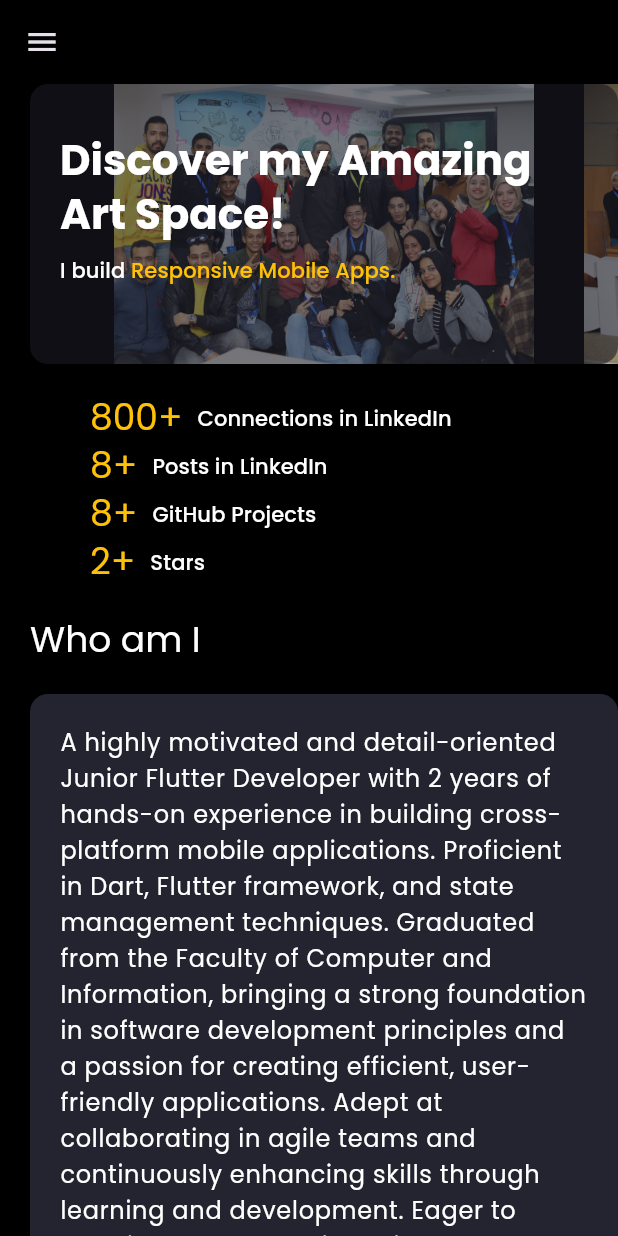
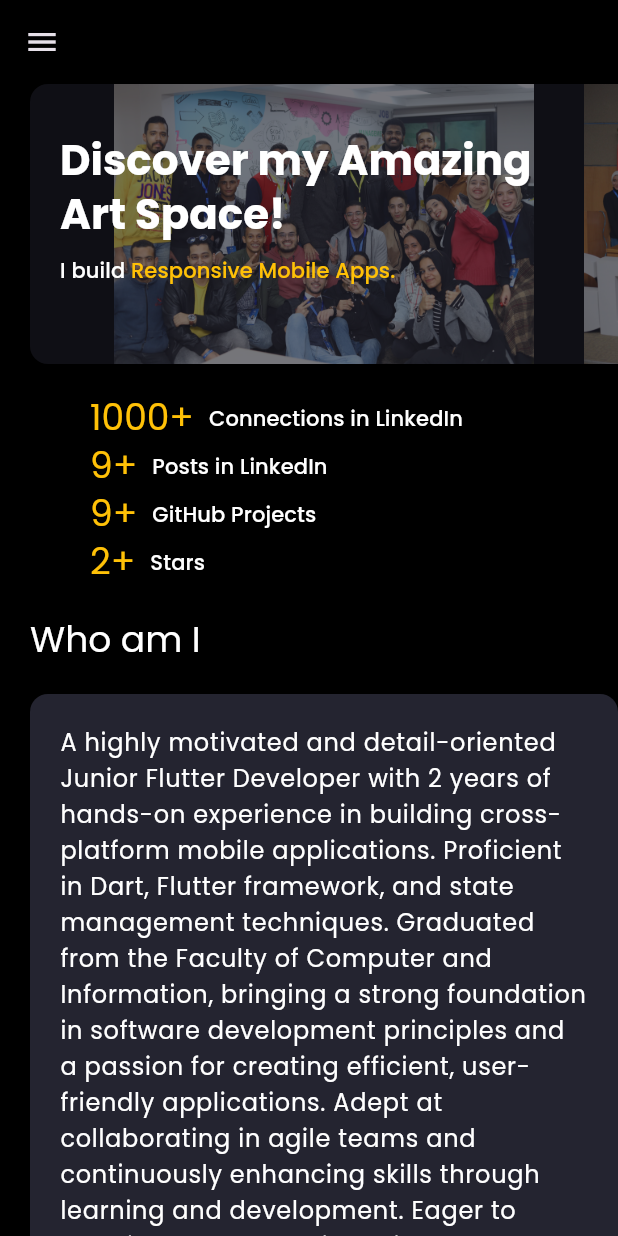
Before and after one commit to abdallhmostafa/Portfolio, a Flutter app: the screen it shows after launch, on a phone screen of 412 x 824 dp. Run offline on Flutter 3.47's test engine with Material 3 defaults, Android fonts, the phone set to English and light mode, and no system bars; drawn by our look-alikes of animated_text_kit, carousel_slider; our stand-ins replace flutter_svg, google_fonts.

Commit message:
chore: update carousel_slider to version 5.0.0 and adjust image fit in sliders

```diff
--- a/lib/screens/leading/heighlights_section/heighlights_section.dart
+++ b/lib/screens/leading/heighlights_section/heighlights_section.dart
@@ -23,14 +23,14 @@ class HighLightsInfo extends StatelessWidget {
                   children: [
                     HeighlightText(
                       counter: AnimatedCounter(
-                        value: 800,
+                        value: 1000,
                         text: "+",
                       ),
                       label: "Connections in LinkedIn",
                     ),
                     HeighlightText(
                       counter: AnimatedCounter(
-                        value: 8,
+                        value: 9,
                         text: "+",
                       ),
                       label: "Posts in LinkedIn",
@@ -43,7 +43,7 @@ class HighLightsInfo extends StatelessWidget {
                   children: [
                     HeighlightText(
                       counter: AnimatedCounter(
-                        value: 8,
+                        value: 9,
                         text: "+",
                       ),
                       label: "GitHub Projects",
@@ -63,21 +63,21 @@ class HighLightsInfo extends StatelessWidget {
               children: [
                 HeighlightText(
                   counter: AnimatedCounter(
-                    value: 800,
+                    value: 1000,
                     text: "+",
                   ),
                   label: "Connections in LinkedIn",
                 ),
                 HeighlightText(
                   counter: AnimatedCounter(
-                    value: 8,
+                    value: 9,
                     text: "+",
                   ),
                   label: "Posts in LinkedIn",
                 ),
                 HeighlightText(
                   counter: AnimatedCounter(
-                    value: 8,
+                    value: 9,
                     text: "+",
                   ),
                   label: "GitHub Projects",
--- a/lib/screens/leading/my_projects_section/widgets/project_card.dart
+++ b/lib/screens/leading/my_projects_section/widgets/project_card.dart
@@ -1,7 +1,6 @@
 import 'package:flutter/material.dart';
 import 'package:portfolio/components/url_luncher.dart';
 import 'package:portfolio/models/project.dart';
-import 'package:portfolio/responsive.dart';
 import 'package:portfolio/screens/leading/my_projects_section/widgets/project_slider_card.dart';
 import 'package:portfolio/theme/app_style.dart';
 
@@ -33,7 +32,6 @@ class ProjectCard extends StatelessWidget {
           const Spacer(),
           SelectableText(
             project.description!,
-            maxLines: Responsive.isMobileLarge(context) ? 3 : 4,
             style: const TextStyle(height: 1.5),
           ),
           const Spacer(),
--- a/lib/screens/leading/my_projects_section/widgets/project_slider_card.dart
+++ b/lib/screens/leading/my_projects_section/widgets/project_slider_card.dart
@@ -28,7 +28,7 @@ class ProjectSliderCard extends StatelessWidget {
           Image.asset(
         projectImage[itemIndex],
         filterQuality: FilterQuality.high,
-        fit: BoxFit.cover,
+        fit: BoxFit.fill,
       ),
     );
   }
--- a/lib/screens/leading/widgets/bg_slider_banner.dart
+++ b/lib/screens/leading/widgets/bg_slider_banner.dart
@@ -1,12 +1,21 @@
 import 'package:flutter/material.dart';
 import 'package:carousel_slider/carousel_slider.dart';
+import 'package:portfolio/constants.dart';
 
 class BgSliderBanner extends StatelessWidget {
   const BgSliderBanner({super.key});
 
   @override
   Widget build(BuildContext context) {
-    return CarouselSlider.builder(
+    return Container(
+      clipBehavior: Clip.antiAlias,
+      decoration: const BoxDecoration(
+        borderRadius: BorderRadius.only(
+          topLeft: Radius.circular(AppConstant.defaultRadius),
+          bottomLeft: Radius.circular(AppConstant.defaultRadius),
+        ),
+      ),
+      child: CarouselSlider.builder(
         itemCount: bgBanerImage.length,
         options: CarouselOptions(
           autoPlay: true,
@@ -23,7 +32,8 @@ class BgSliderBanner extends StatelessWidget {
         itemBuilder: (BuildContext context, int itemIndex, int pageViewIndex) =>
             Image.asset(
           bgBanerImage[itemIndex],
-        fit: BoxFit.cover,
+          fit: BoxFit.fill,
+        ),
       ),
     );
   }
--- a/lib/screens/leading/widgets/home_banner.dart
+++ b/lib/screens/leading/widgets/home_banner.dart
@@ -24,8 +24,10 @@ class HomeBanner extends StatelessWidget {
           const DecoratedBox(
             decoration: BoxDecoration(
               color: Color.fromRGBO(25, 25, 35, 0.6),
-              borderRadius:
-                  BorderRadius.all(Radius.circular(AppConstant.defaultRadius)),
+              borderRadius: BorderRadius.only(
+                topLeft: Radius.circular(AppConstant.defaultRadius),
+                bottomLeft: Radius.circular(AppConstant.defaultRadius),
+              ),
             ),
           ),
           Padding(
--- a/pubspec.yaml
+++ b/pubspec.yaml
@@ -17,7 +17,7 @@ dependencies:
   flutter_svg: ^2.0.10+1
   animated_text_kit: ^4.2.2
   url_launcher: ^6.2.6
-  carousel_slider: ^4.2.1
+  carousel_slider: ^5.0.0
 
 dev_dependencies:
   flutter_test:
```
Also changed, not shown: lib/models/project.dart (+48 -22 lines), assets/images/project_6/img_ (1).jpeg, assets/images/project_6/img_ (33).jpeg (added), pubspec.lock, 1 other file. Lines whose indentation alone changed are shown as unchanged.
